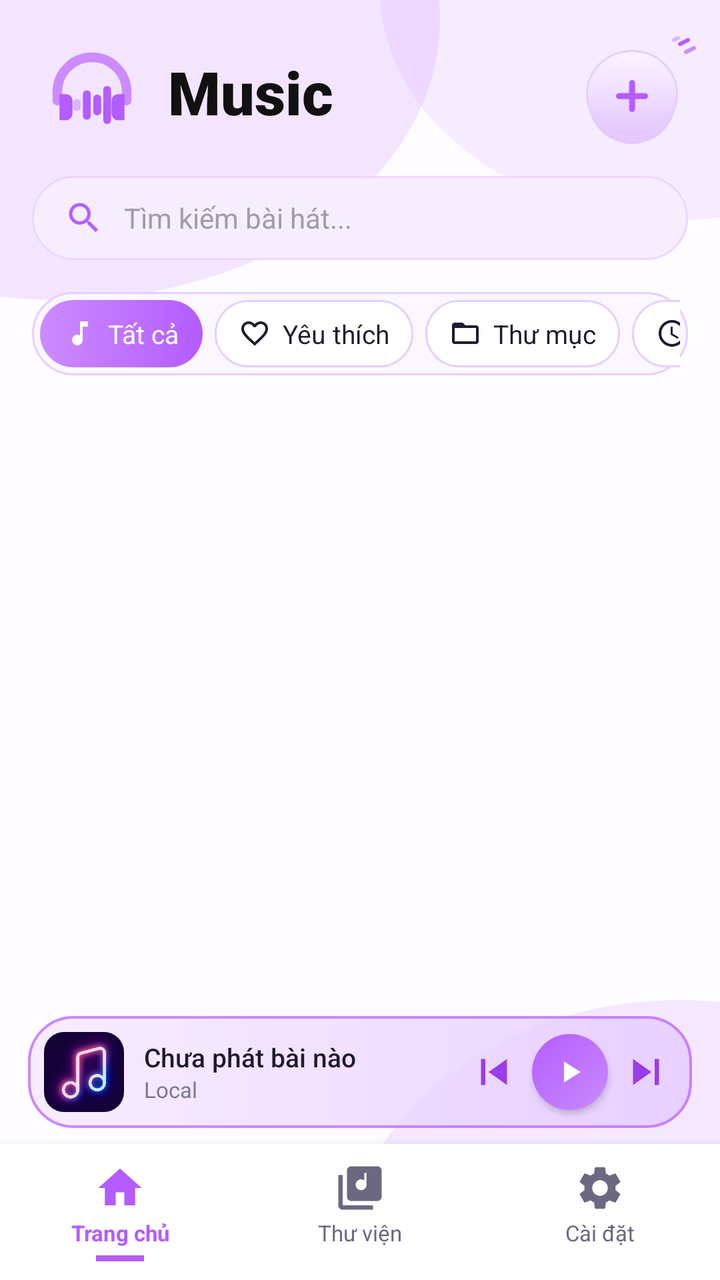
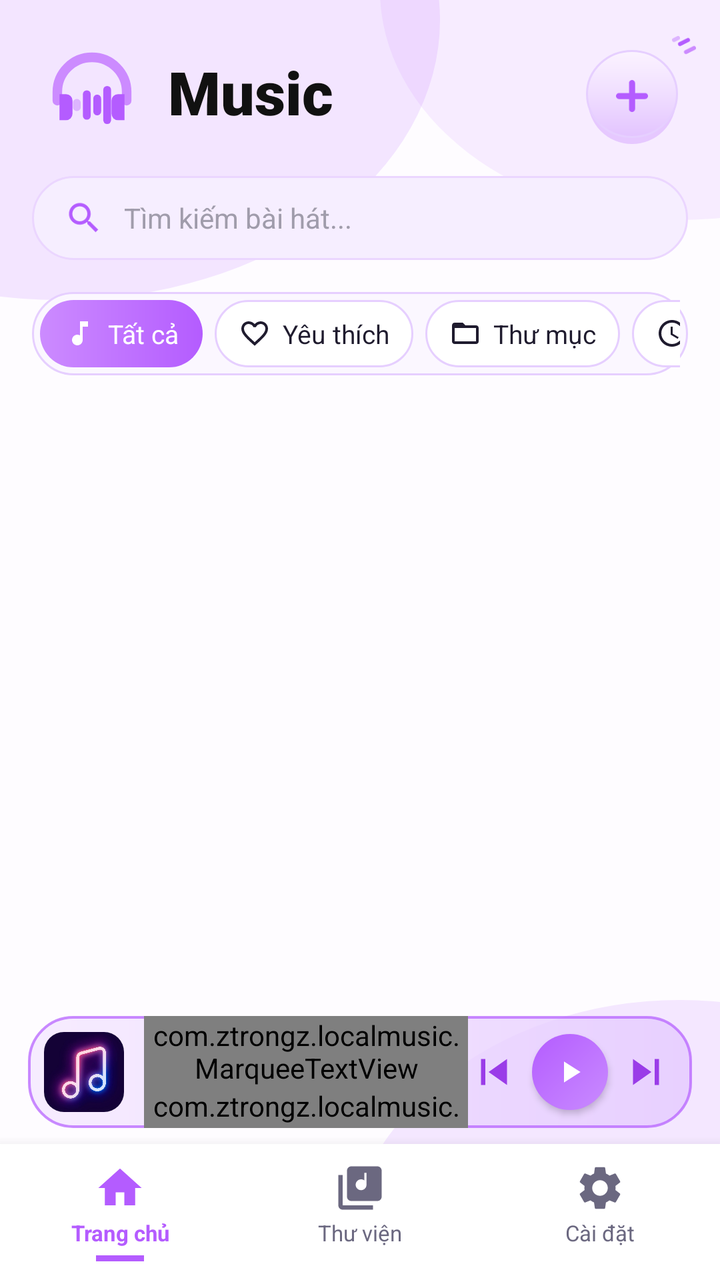

Before-and-after screenshots of an Android layout around one commit, followed by the original layout XML and the change that was made.
<!-- AndroidManifest.xml: application theme Theme.LocalMusic -->
<!-- res/layout/activity_main.xml -->
<?xml version="1.0" encoding="utf-8"?>
<androidx.constraintlayout.widget.ConstraintLayout xmlns:android="http://schemas.android.com/apk/res/android"
    xmlns:app="http://schemas.android.com/apk/res-auto"
    android:layout_width="match_parent"
    android:layout_height="match_parent"
    android:background="@drawable/bg_gradient_header">

    
    <LinearLayout
        android:id="@+id/headerLayout"
        android:layout_width="match_parent"
        android:layout_height="wrap_content"
        android:clipChildren="false"
        android:clipToPadding="false"
        android:gravity="center_vertical"
        android:orientation="horizontal"
        android:paddingHorizontal="20dp"
        android:paddingTop="20dp"
        android:paddingBottom="12dp"
        app:layout_constraintTop_toTopOf="parent">

        <ImageView
            android:layout_width="52dp"
            android:layout_height="52dp"
            android:src="@drawable/ic_logo_vector" />

        <TextView
            android:layout_width="0dp"
            android:layout_height="wrap_content"
            android:layout_marginStart="12dp"
            android:layout_weight="1"
            android:fontFamily="sans-serif-black"
            android:text="Music"
            android:textColor="#111111"
            android:textSize="30sp" />

        <androidx.constraintlayout.widget.ConstraintLayout
            android:layout_width="52dp"
            android:layout_height="52dp"
            android:clipChildren="false"
            android:clipToPadding="false">

            <ImageButton
                android:id="@+id/btnAdd"
                android:layout_width="48dp"
                android:layout_height="48dp"
                android:background="@drawable/bg_btn_add"
                android:src="@drawable/ic_add_purple"
                app:tint="@null"
                app:layout_constraintBottom_toBottomOf="parent"
                app:layout_constraintEnd_toEndOf="parent" />

            <ImageView
                android:layout_width="24dp"
                android:layout_height="24dp"
                android:src="@drawable/ic_sparkles"
                android:translationX="8dp"
                android:translationY="-6dp"
                app:layout_constraintEnd_toEndOf="@id/btnAdd"
                app:layout_constraintTop_toTopOf="@id/btnAdd" />
        </androidx.constraintlayout.widget.ConstraintLayout>
    </LinearLayout>

    
    <LinearLayout
        android:id="@+id/searchBar"
        android:layout_width="match_parent"
        android:layout_height="42dp"
        android:layout_marginHorizontal="16dp"
        android:layout_marginTop="4dp"
        android:background="@drawable/bg_search"
        android:gravity="center_vertical"
        android:orientation="horizontal"
        android:paddingHorizontal="16dp"
        app:layout_constraintTop_toBottomOf="@id/headerLayout">

        <ImageView
            android:layout_width="20dp"
            android:layout_height="20dp"
            android:src="@drawable/ic_search"
            app:tint="#B45CFF" />

        <EditText
            android:id="@+id/etSearch"
            android:layout_width="match_parent"
            android:layout_height="match_parent"
            android:layout_marginStart="10dp"
            android:background="@null"
            android:hint="Tìm kiếm bài hát..."
            android:imeOptions="actionSearch"
            android:inputType="text"
            android:maxLines="1"
            android:textColor="@color/text_black"
            android:textColorHint="#A09CAB"
            android:textSize="14sp" />
    </LinearLayout>

    
    <HorizontalScrollView
        android:id="@+id/categoriesLayout"
        android:layout_width="match_parent"
        android:layout_height="wrap_content"
        android:layout_marginHorizontal="16dp"
        android:layout_marginTop="16dp"
        android:background="@drawable/bg_category_bar"
        android:fillViewport="true"
        android:padding="4dp"
        android:scrollbars="none"
        app:layout_constraintTop_toBottomOf="@id/searchBar">

        <LinearLayout
            android:layout_width="match_parent"
            android:layout_height="wrap_content"
            android:gravity="center_vertical"
            android:orientation="horizontal">

            <TextView
                android:id="@+id/chipAll"
                android:layout_width="wrap_content"
                android:layout_height="wrap_content"
                android:background="@drawable/bg_category_active"
                android:drawableStart="@drawable/ic_chip_music"
                android:drawablePadding="6dp"
                android:gravity="center_vertical"
                android:paddingHorizontal="12dp"
                android:paddingVertical="8dp"
                android:text="Tất cả"
                android:textColor="@color/white"
                android:textSize="13sp"
                app:drawableTint="@color/white" />

            <TextView
                android:id="@+id/chipFav"
                android:layout_width="wrap_content"
                android:layout_height="wrap_content"
                android:layout_marginStart="6dp"
                android:background="@drawable/bg_category_inactive"
                android:drawableStart="@drawable/ic_chip_heart"
                android:drawablePadding="6dp"
                android:gravity="center_vertical"
                android:paddingHorizontal="12dp"
                android:paddingVertical="8dp"
                android:text="Yêu thích"
                android:textColor="@color/text_black"
                android:textSize="13sp"
                app:drawableTint="@color/text_black" />

            <TextView
                android:id="@+id/chipFolder"
                android:layout_width="wrap_content"
                android:layout_height="wrap_content"
                android:layout_marginStart="6dp"
                android:background="@drawable/bg_category_inactive"
                android:drawableStart="@drawable/ic_chip_folder"
                android:drawablePadding="6dp"
                android:gravity="center_vertical"
                android:paddingHorizontal="12dp"
                android:paddingVertical="8dp"
                android:text="Thư mục"
                android:textColor="@color/text_black"
                android:textSize="13sp"
                app:drawableTint="@color/text_black" />

            <TextView
                android:id="@+id/chipRecent"
                android:layout_width="wrap_content"
                android:layout_height="wrap_content"
                android:layout_marginStart="6dp"
                android:background="@drawable/bg_category_inactive"
                android:drawableStart="@drawable/ic_chip_clock"
                android:drawablePadding="6dp"
                android:gravity="center_vertical"
                android:paddingHorizontal="12dp"
                android:paddingVertical="8dp"
                android:text="Gần đây"
                android:textColor="@color/text_black"
                android:textSize="13sp"
                app:drawableTint="@color/text_black" />
        </LinearLayout>
    </HorizontalScrollView>

    
    <androidx.recyclerview.widget.RecyclerView
        android:id="@+id/recyclerView"
        android:layout_width="match_parent"
        android:layout_height="0dp"
        android:layout_marginTop="8dp"
        android:clipToPadding="false"
        android:paddingBottom="8dp"
        app:layout_constraintBottom_toTopOf="@+id/miniPlayerLayout"
        app:layout_constraintTop_toBottomOf="@id/categoriesLayout" />

    
    <LinearLayout
        android:id="@+id/miniPlayerLayout"
        android:layout_width="match_parent"
        android:layout_height="56dp"
        android:layout_marginHorizontal="14dp"
        android:layout_marginBottom="8dp"
        android:background="@drawable/bg_mini_player"
        android:gravity="center_vertical"
        android:orientation="horizontal"
        android:paddingStart="8dp"
        android:paddingEnd="10dp"
        app:layout_constraintBottom_toTopOf="@+id/bottomNav">

        <androidx.cardview.widget.CardView
            android:layout_width="40dp"
            android:layout_height="40dp"
            app:cardBackgroundColor="@color/bg_light"
            app:cardCornerRadius="10dp"
            app:cardElevation="0dp">

            <ImageView
                android:id="@+id/ivMiniCover"
                android:layout_width="match_parent"
                android:layout_height="match_parent"
                android:scaleType="centerCrop"
                android:src="@drawable/bg_cover_default" />
        </androidx.cardview.widget.CardView>

        <LinearLayout
            android:layout_width="0dp"
            android:layout_height="wrap_content"
            android:layout_marginStart="10dp"
            android:layout_weight="1"
            android:orientation="vertical">

            <TextView
                android:id="@+id/tvNowPlaying"
                android:layout_width="match_parent"
                android:layout_height="wrap_content"
                android:ellipsize="end"
                android:fontFamily="sans-serif-medium"
                android:maxLines="1"
                android:text="Chưa phát bài nào"
                android:textColor="@color/text_black"
                android:textSize="13sp" />

            <TextView
                android:id="@+id/tvMiniArtist"
                android:layout_width="match_parent"
                android:layout_height="wrap_content"
                android:ellipsize="end"
                android:fontFamily="sans-serif"
                android:maxLines="1"
                android:text="Local"
                android:textColor="#7C7894"
                android:textSize="11sp" />
        </LinearLayout>

        <ImageView
            android:id="@+id/btnPrev"
            android:layout_width="26dp"
            android:layout_height="26dp"
            android:background="?attr/selectableItemBackgroundBorderless"
            android:src="@drawable/ic_prev"
            app:tint="#9A3CE8" />

        <ImageView
            android:id="@+id/btnPlayPause"
            android:layout_width="38dp"
            android:layout_height="38dp"
            android:layout_marginHorizontal="6dp"
            android:background="@drawable/bg_button_purple"
            android:elevation="2dp"
            android:padding="10dp"
            android:src="@drawable/ic_play"
            app:tint="@color/white" />

        <ImageView
            android:id="@+id/btnNext"
            android:layout_width="26dp"
            android:layout_height="26dp"
            android:background="?attr/selectableItemBackgroundBorderless"
            android:src="@drawable/ic_next"
            app:tint="#9A3CE8" />
    </LinearLayout>

    
    <LinearLayout
        android:id="@+id/bottomNav"
        android:layout_width="match_parent"
        android:layout_height="68dp"
        android:background="@color/white"
        android:elevation="10dp"
        android:gravity="center"
        android:orientation="horizontal"
        app:layout_constraintBottom_toBottomOf="parent">

        <LinearLayout
            android:layout_width="0dp"
            android:layout_height="wrap_content"
            android:layout_weight="1"
            android:gravity="center_horizontal"
            android:orientation="vertical">

            <TextView
                android:layout_width="wrap_content"
                android:layout_height="wrap_content"
                android:drawableTop="@drawable/ic_nav_home"
                android:drawablePadding="2dp"
                android:gravity="center"
                android:text="Trang chủ"
                android:textColor="@color/purple_primary"
                android:textSize="11sp"
                android:textStyle="bold"
                app:drawableTint="@color/purple_primary" />

            <View
                android:layout_width="24dp"
                android:layout_height="3dp"
                android:layout_marginTop="4dp"
                android:background="@color/purple_primary" />
        </LinearLayout>

        <LinearLayout
            android:layout_width="0dp"
            android:layout_height="wrap_content"
            android:layout_weight="1"
            android:gravity="center_horizontal"
            android:orientation="vertical">

            <TextView
                android:layout_width="wrap_content"
                android:layout_height="wrap_content"
                android:drawableTop="@drawable/ic_nav_library"
                android:drawablePadding="2dp"
                android:gravity="center"
                android:text="Thư viện"
                android:textColor="#6B6880"
                android:textSize="11sp"
                app:drawableTint="#6B6880" />

            <View
                android:layout_width="24dp"
                android:layout_height="3dp"
                android:layout_marginTop="4dp"
                android:visibility="invisible" />
        </LinearLayout>

        <LinearLayout
            android:layout_width="0dp"
            android:layout_height="wrap_content"
            android:layout_weight="1"
            android:gravity="center_horizontal"
            android:orientation="vertical">

            <TextView
                android:layout_width="wrap_content"
                android:layout_height="wrap_content"
                android:drawableTop="@drawable/ic_nav_settings"
                android:drawablePadding="2dp"
                android:gravity="center"
                android:text="Cài đặt"
                android:textColor="#6B6880"
                android:textSize="11sp"
                app:drawableTint="#6B6880" />

            <View
                android:layout_width="24dp"
                android:layout_height="3dp"
                android:layout_marginTop="4dp"
                android:visibility="invisible" />
        </LinearLayout>
    </LinearLayout>

</androidx.constraintlayout.widget.ConstraintLayout>
<!-- resources referenced by this layout -->
<resources>
  <color name="bg_light">#FDFAFF</color>
  <color name="purple_primary">#B45CFF</color>
  <color name="text_black">#1F1B2E</color>
  <color name="white">#FFFFFF</color>
  <!-- drawable bg_button_purple (drawable) -->
  <shape xmlns:android="http://schemas.android.com/apk/res/android"
      android:shape="oval">
      <gradient android:angle="135"
          android:startColor="#C98BFF"
          android:endColor="#B45CFF" />
  </shape>
  <!-- drawable bg_category_active (drawable) -->
  <shape xmlns:android="http://schemas.android.com/apk/res/android">
      <gradient android:angle="0" android:startColor="#CC8BFF" android:endColor="#B45CFF" />
      <corners android:radius="20dp" />
  </shape>
  <!-- drawable bg_category_bar (drawable) -->
  <shape xmlns:android="http://schemas.android.com/apk/res/android">
      <solid android:color="#FBF7FF" />
      <corners android:radius="26dp" />
      <stroke android:width="1dp" android:color="#E6CFFF" />
  </shape>
  <!-- drawable bg_category_inactive (drawable) -->
  <shape xmlns:android="http://schemas.android.com/apk/res/android">
      <solid android:color="#FFFFFF" />
      <corners android:radius="20dp" />
      <stroke android:width="1dp" android:color="#E6CFFF" />
  </shape>
  <!-- drawable bg_mini_player (drawable) -->
  <?xml version="1.0" encoding="utf-8"?>
  <shape xmlns:android="http://schemas.android.com/apk/res/android">
      
      <gradient
          android:angle="0"
          android:startColor="#B8F3E6FF"
          android:endColor="#B8E3C6FF" />
      <corners android:radius="22dp" />
      <stroke android:width="1.2dp" android:color="#B4B45CFF" />
  </shape>
  <!-- drawable bg_search (drawable) -->
  <shape xmlns:android="http://schemas.android.com/apk/res/android">
      <solid android:color="#F6EEFF" />
      <corners android:radius="30dp" />
      <stroke android:width="1dp" android:color="#EBD6FF" />
  </shape>
  <!-- drawable ic_chip_music (drawable) -->
  <vector xmlns:android="http://schemas.android.com/apk/res/android"
      android:width="16dp" android:height="16dp"
      android:viewportWidth="24" android:viewportHeight="24">
      <path android:fillColor="#FF000000" android:pathData="M12,3v10.55c-0.59,-0.34 -1.27,-0.55 -2,-0.55 -2.21,0 -4,1.79 -4,4s1.79,4 4,4 4,-1.79 4,-4V7h4V3h-6z" />
  </vector>
  <!-- drawable ic_nav_home (drawable) -->
  <vector xmlns:android="http://schemas.android.com/apk/res/android"
      android:width="26dp" android:height="26dp"
      android:viewportWidth="24" android:viewportHeight="24">
      <path android:fillColor="#FF000000" android:pathData="M10,20v-6h4v6h5v-8h3L12,3 2,12h3v8z" />
  </vector>
  <!-- drawable ic_next (drawable) -->
  <vector xmlns:android="http://schemas.android.com/apk/res/android" android:width="24dp" android:height="24dp" android:viewportWidth="24" android:viewportHeight="24">
      <path android:fillColor="#333333" android:pathData="M6,18l8.5,-6L6,6v12zM16,6v12h2V6h-2z"/>
  </vector>
  <!-- drawable ic_play (drawable) -->
  <vector xmlns:android="http://schemas.android.com/apk/res/android" android:width="24dp" android:height="24dp" android:viewportWidth="24" android:viewportHeight="24">
      <path android:fillColor="#FFFFFF" android:pathData="M8,5v14l11,-7z"/>
  </vector>
  <!-- drawable ic_prev (drawable) -->
  <vector xmlns:android="http://schemas.android.com/apk/res/android" android:width="24dp" android:height="24dp" android:viewportWidth="24" android:viewportHeight="24">
      <path android:fillColor="#333333" android:pathData="M6,6h2v12H6zm3.5,6l8.5,6V6z"/>
  </vector>
  <style name="Theme.LocalMusic" parent="Theme.Material3.Light.NoActionBar">
          <item name="android:statusBarColor">@color/white</item>
          <item name="android:windowLightStatusBar">true</item>
          <item name="android:windowSplashScreenBackground">#000000</item>
          <item name="android:windowSplashScreenAnimatedIcon">@drawable/logo</item>
      </style>
  <!-- unchanged entries left out for length: 13 -->
</resources>

<!-- the commit's change to res/layout/activity_main.xml (unified diff, before → after) -->
@@ -226,24 +226,20 @@
             android:layout_weight="1"
             android:orientation="vertical">
 
-            <TextView
+            <com.ztrongz.localmusic.MarqueeTextView
                 android:id="@+id/tvNowPlaying"
                 android:layout_width="match_parent"
                 android:layout_height="wrap_content"
-                android:ellipsize="end"
                 android:fontFamily="sans-serif-medium"
-                android:maxLines="1"
                 android:text="Chưa phát bài nào"
                 android:textColor="@color/text_black"
                 android:textSize="13sp" />
 
-            <TextView
+            <com.ztrongz.localmusic.MarqueeTextView
                 android:id="@+id/tvMiniArtist"
                 android:layout_width="match_parent"
                 android:layout_height="wrap_content"
-                android:ellipsize="end"
                 android:fontFamily="sans-serif"
-                android:maxLines="1"
                 android:text="Local"
                 android:textColor="#7C7894"
                 android:textSize="11sp" />
